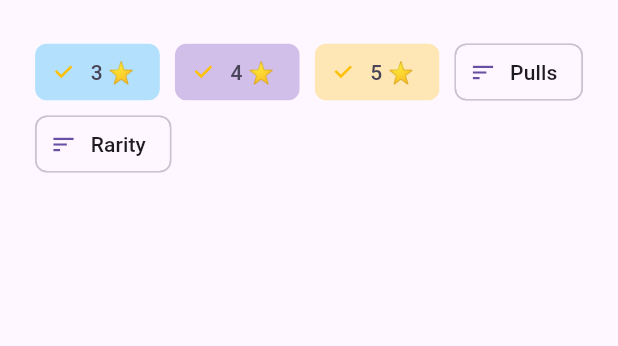
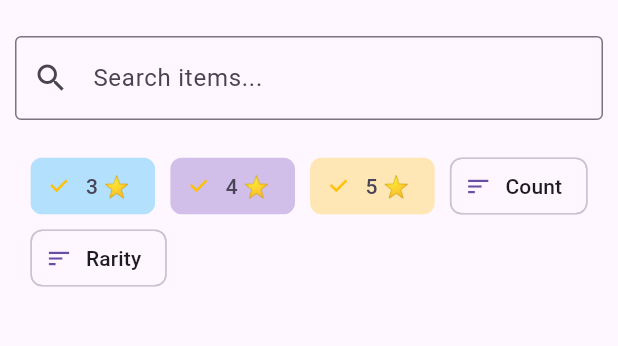
Before and after one commit to Haencky/HSR-Warps, a Flutter app: the ItemScreen screen opened by its route, on a phone screen of 412 x 824 dp, the part 63-409 px from its top. Run offline on Flutter 3.47's test engine with Material 3 defaults, Android fonts, the phone set to English and light mode, and no system bars; our stand-ins replace shared_preferences; accounts and stored records are empty; network calls fail.

Commit message:
added search bar for items

```diff
--- a/desktop_app/lib/screens/dashboard/grid_view.dart
+++ b/desktop_app/lib/screens/dashboard/grid_view.dart
@@ -34,6 +34,8 @@ Widget _buildMainContent() {
         final response = snapshot.data!['apiResponse'] as http.Response;
         final settings = snapshot.data!['settings'] as Map<String, String>;
         final String savedCurrency = settings['currency'] ?? '\$';
+        final String url = settings['url'] ?? 'http://127.0.0.1';
+        final String port = settings['port'] ?? '8000';
 
         final Map<String, dynamic> responseData = jsonDecode(response.body);
         final Map<String, dynamic> types = responseData['types'];
@@ -51,7 +53,7 @@ Widget _buildMainContent() {
                       child: Stack(
                         children: [
                           Image.network(
-                            "${ApiService.baseUrl}${typeData['last_win']['item_image']}",
+                            "$url:$port${typeData['last_win']['item_image']}",
                             fit: BoxFit.cover,
                             errorBuilder: (context, error, stackTrace) {
                               return Icon(Icons.broken_image, color: Colors.red);
--- a/desktop_app/lib/screens/items/item_body.dart
+++ b/desktop_app/lib/screens/items/item_body.dart
@@ -114,7 +114,7 @@ class _ItemBodyState extends State<ItemBody> {
                   }),
                 ),
               ActionChip(
-                label: const Text('Pulls'),
+                label: const Text('Count'),
                 avatar: const Icon(Icons.sort),
                 onPressed: _sortByCount,
               ),
--- a/desktop_app/lib/screens/items/item_screen.dart
+++ b/desktop_app/lib/screens/items/item_screen.dart
@@ -1,17 +1,13 @@
 import 'package:desktop_app/screens/items/item_body.dart';
-import 'package:desktop_app/screens/widgets/drawer.dart';
+import 'package:desktop_app/screens/widgets/main_scaffold.dart';
 import 'package:flutter/material.dart';
 
 class ItemScreen extends StatelessWidget {
   const ItemScreen({super.key});
 
   @override
-  Widget build(BuildContext context) => Scaffold(
-    appBar: AppBar(
-      title: const Text('Items'),
-      centerTitle: true,
-    ),
-    body: ItemBody(),
-    drawer: const SideDrawer(),
+  Widget build(BuildContext context) => MainScaffold(
+    titleText: 'Items',
+    contentBody: ItemBody(),
   );
 }
--- /dev/null
+++ b/desktop_app/lib/screens/widgets/main_scaffold.dart
@@ -0,0 +1,127 @@
+import 'dart:convert';
+
+import 'package:desktop_app/screens/widgets/drawer.dart';
+import 'package:desktop_app/screens/widgets/item_list_tile.dart';
+import 'package:desktop_app/services/api_service.dart';
+import 'package:desktop_app/services/settings_service.dart';
+import 'package:flutter/material.dart';
+
+class MainScaffold extends StatefulWidget {
+  final String titleText;
+  final Widget contentBody;
+
+  const MainScaffold({
+    super.key,
+    required this.titleText,
+    required this.contentBody
+  });
+
+  @override
+  State<MainScaffold> createState() => _SearchItemState();
+
+}
+
+class _SearchItemState extends State<MainScaffold> {
+
+  List<dynamic> allItems = [];
+  final TextEditingController _searchController = TextEditingController();
+  String searchQuery = '';
+  String url = '';
+  String port = '';
+
+  @override
+  void initState() {
+    super.initState();
+    _searchController.addListener(() {
+      setState(() {
+        searchQuery = _searchController.text.toLowerCase();
+      });
+    });
+    _loadData();
+  }
+
+  Future<void> _loadData() async {
+    List<dynamic> response = await Future.wait([
+      ApiService.fetchApi('items'),
+      SettingsService.getSettings()
+    ]);
+    if (response[0].statusCode == 200) {
+      setState(() {
+        allItems = jsonDecode(response[0].body);
+        var settings = response[1];
+        url = settings['url'];
+        port = settings['port'];
+      });
+    }
+  }
+
+  List<dynamic> _getFilteredItems() {
+    if (searchQuery.isEmpty) {
+      List<dynamic> items = allItems.toList();
+      items.sort((a, b) => a['name'].compareTo(b['name']));
+      return items;
+    }
+    List<dynamic> filtered = allItems.where((item) {
+      final name = item['name'].toString().toLowerCase();
+      final engName = item['eng_name'].toString().toLowerCase();
+      return name.contains(searchQuery.toLowerCase()) || engName.contains(searchQuery.toLowerCase());
+    }).toList();
+    filtered.sort((a,b) => a['name'].compareTo(b['name']));
+    return filtered;
+  }
+
+  ListView _buildSearchResults(List<dynamic> displayedItems) => ListView.separated(
+    itemBuilder: (final ctx, int i) => ItemListTile(
+      item: _getFilteredItems()[i],
+      baseUrl: '$url:$port'
+    ),
+    separatorBuilder: (final ctx, final i) => const Divider(),
+    itemCount: displayedItems.length
+  );
+
+  Widget _buildSearchBar() => Padding(
+    padding: const EdgeInsets.all(10),
+    child: TextField(
+      controller: _searchController,
+      onChanged: (value) => searchQuery = value,
+      decoration: const InputDecoration(
+        hintText: 'Search items...',
+        border: OutlineInputBorder(),
+        prefixIcon: Icon(Icons.search),
+      ),
+    ),
+  );
+
+  @override
+  Widget build(BuildContext context) {
+    final displayedItems = _getFilteredItems();
+
+    return Scaffold(
+      appBar: AppBar(
+        title: Text(widget.titleText),
+        centerTitle: true,
+        actions: [
+          if (searchQuery.isNotEmpty)
+            IconButton(
+              onPressed: () {
+                _searchController.clear();
+                setState(() => searchQuery = '');
+              },
+              icon: const Icon(Icons.clear)
+            )
+        ],
+      ),
+      body: Column(
+        children: [
+          _buildSearchBar(),
+          Expanded(
+            child: _searchController.text.isEmpty
+            ? widget.contentBody // if no searchterm is given show content (banner or etc)
+            : _buildSearchResults(displayedItems) // else show item results
+          )
+        ],
+      ),
+      drawer: SideDrawer(),
+    );
+  }
+}
```
Also changed, not shown: desktop_app/lib/screens/banner/banner_screen.dart (+4 -10 lines), desktop_app/lib/screens/dashboard/dashboard_screen.dart (+4 -10 lines), desktop_app/lib/screens/settings/settings_screen.dart (+4 -11 lines), desktop_app/lib/screens/widgets/item_list_tile.dart (added, +87 -0 lines), 2 other files.
